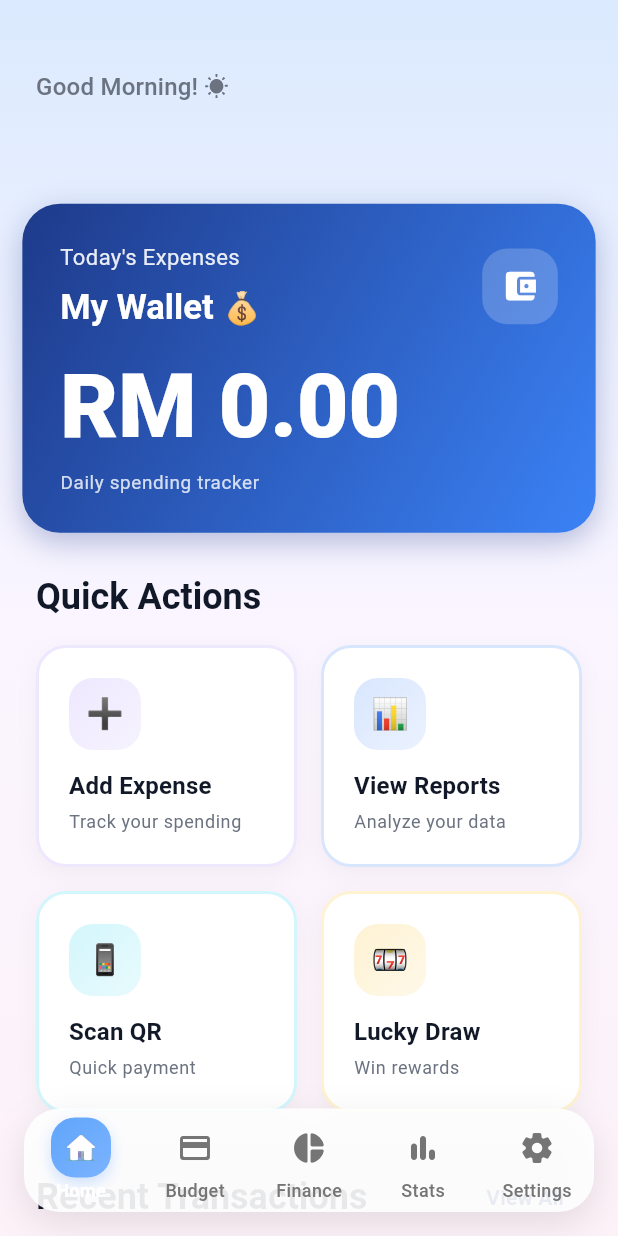
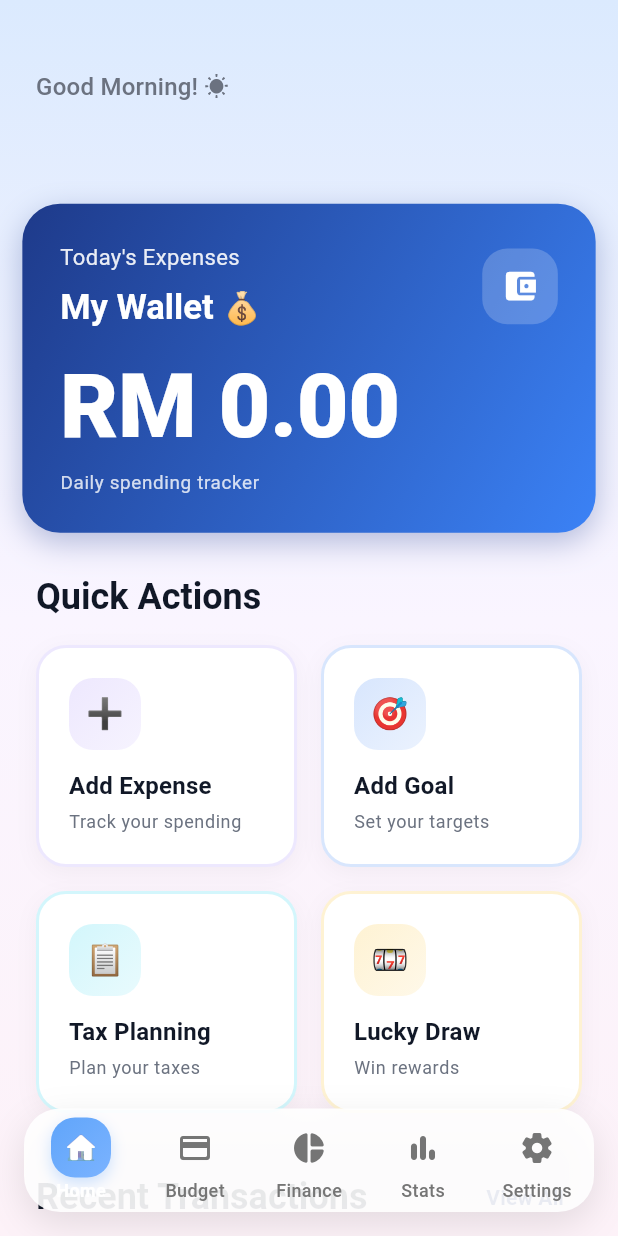
Before and after one commit to Ericho04/Eazy-Finance, a Flutter app: the MainScreen screen opened directly, on a phone screen of 412 x 824 dp. Run offline on Flutter 3.47's test engine with Material 3 defaults, Android fonts, the phone set to English and light mode, and no system bars; our stand-ins replace app_links, google_generative_ai, supabase_flutter; accounts and stored records are empty.

Commit message:
Update quick action buttons on dashboard
Replace 'View Reports' and 'Scan QR' buttons with 'Add Goal' and 'Tax Planning' buttons to better align with user financial planning needs.

```diff
--- a/lib/screens/dashboard_screen.dart
+++ b/lib/screens/dashboard_screen.dart
@@ -264,11 +264,11 @@ class _DashboardScreenState extends State<DashboardScreen>
               SizedBox(width: SFMSTheme.spacing16),
               Expanded(
                 child: _buildQuickActionCard(
-                  '📊',
-                  'View Reports',
-                  'Analyze your data',
+                  '🎯',
+                  'Add Goal',
+                  'Set your targets',
                   SFMSTheme.primaryLight,
-                  () => widget.onNavigate('reports'),
+                  () => widget.onNavigate('goals'),
                 ),
               ),
             ],
@@ -280,11 +280,11 @@ class _DashboardScreenState extends State<DashboardScreen>
             children: [
               Expanded(
                 child: _buildQuickActionCard(
-                  '📱',
-                  'Scan QR',
-                  'Quick payment',
+                  '📋',
+                  'Tax Planning',
+                  'Plan your taxes',
                   SFMSTheme.cartoonCyan,
-                  () => widget.onNavigate('qr-scan'),
+                  () => widget.onNavigate('tax-planning'),
                 ),
               ),
               SizedBox(width: SFMSTheme.spacing16),
```
